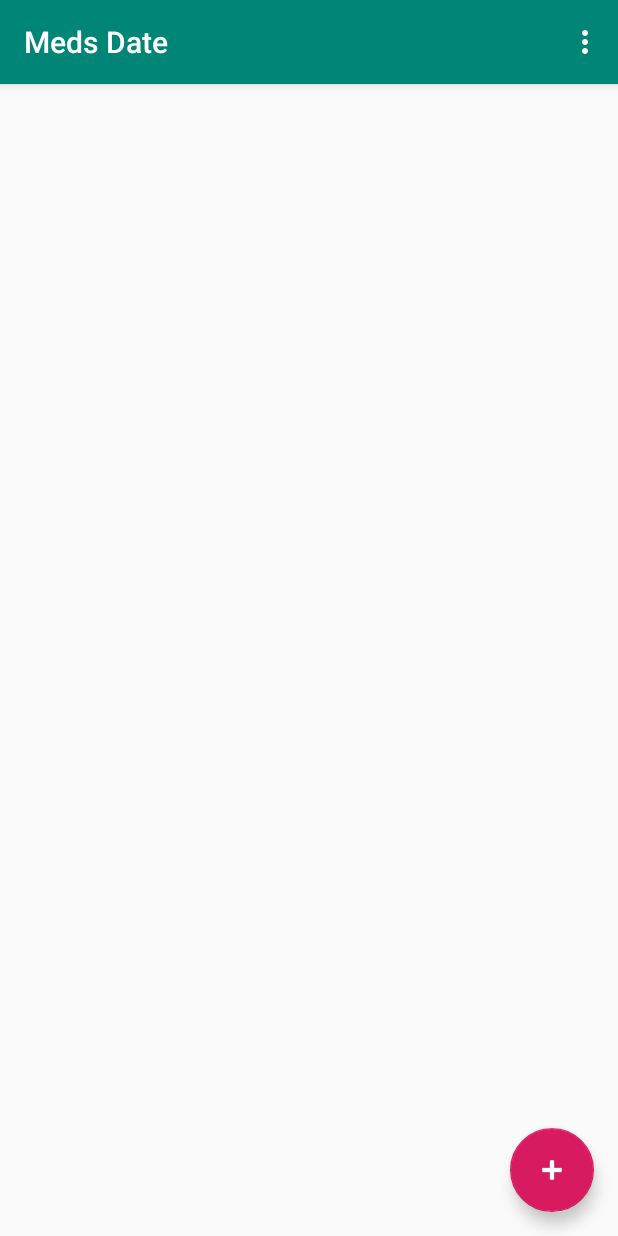
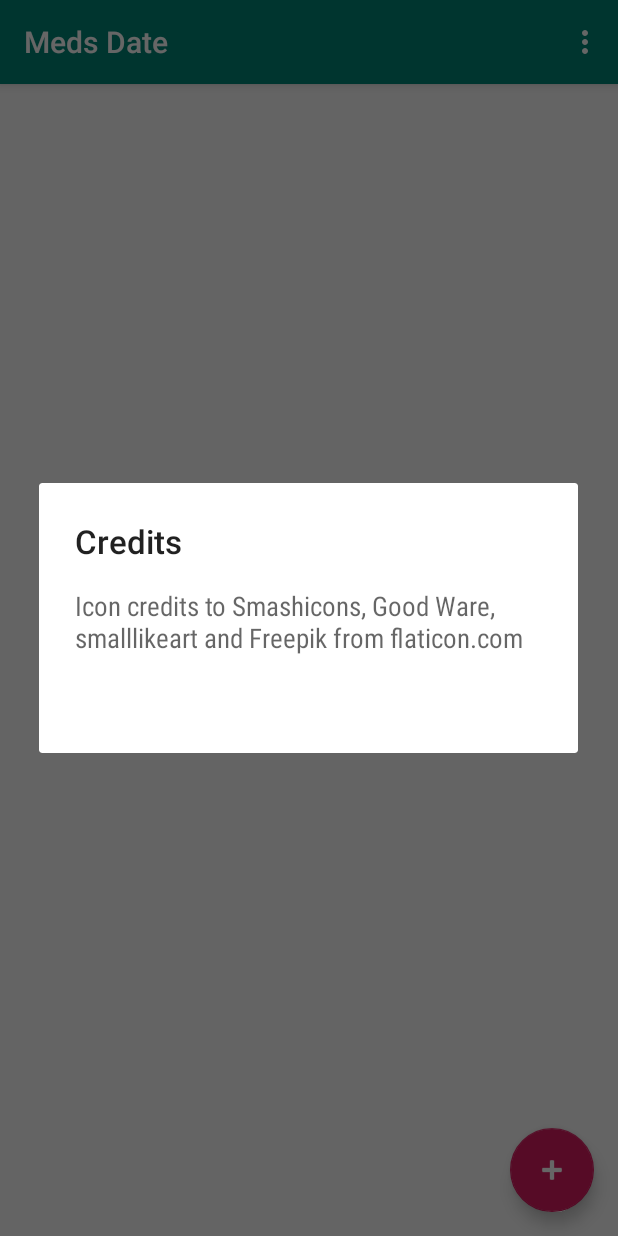
Before and after one commit to justodepp/MedsDate, an Android app: the screen it shows after launch (MainActivity), in the options menu, after a tap on "Credits", on a phone screen of 412 x 824 dp. Run offline under Robolectric (Android 15) with nearby library versions, the phone set to English and light mode, and no system bars; our stand-ins replace Room's generated code, Timber; libraries missing offline, so code that uses them is left out: android.arch.persistence, com.android.billingclient, com.facebook.stetho; pictures from the network do not load; 4 statements that could not run were skipped.

Commit message:
wip credits added billing/donate feature added license copyright

```diff
--- a/app/build.gradle
+++ b/app/build.gradle
@@ -41,6 +41,8 @@ dependencies {
     // Glide
     implementation 'com.github.bumptech.glide:glide:4.8.0'
     annotationProcessor 'com.github.bumptech.glide:compiler:4.8.0'
+    // Billing
+    implementation 'com.android.billingclient:billing:1.1'
     // Test
     implementation 'com.facebook.stetho:stetho:1.5.0'
     implementation 'com.jakewharton.timber:timber:4.7.1'
--- a/app/src/main/java/com/medsdate/MainActivity.java
+++ b/app/src/main/java/com/medsdate/MainActivity.java
@@ -17,29 +17,44 @@ import android.view.MenuInflater;
 import android.view.MenuItem;
 import android.view.View;
 
+import com.android.billingclient.api.SkuDetails;
+import com.medsdate.billing.BillingHandler;
 import com.medsdate.data.db.model.MedicineEntry;
 import com.medsdate.notification.Receiver;
+import com.medsdate.ui.dialogs.DialogCreditsFragment;
 import com.medsdate.ui.dialogs.DialogMedicineFragment;
 import com.medsdate.ui.main.MedsAdapter;
 import com.medsdate.ui.viewmodel.MedsViewModel;
 import com.medsdate.utils.ItemClickSupport;
 
+import java.util.ArrayList;
+import java.util.Arrays;
+import java.util.Collection;
+import java.util.Collections;
+import java.util.Comparator;
 import java.util.List;
 
 import timber.log.Timber;
 
 import static android.support.v7.widget.DividerItemDecoration.VERTICAL;
 
-public class MainActivity extends AppCompatActivity implements View.OnClickListener, DialogMedicineFragment.OnDialogMedicineListener {
+public class MainActivity extends AppCompatActivity implements View.OnClickListener, DialogMedicineFragment.OnDialogMedicineListener,
+    BillingHandler.BillingCallbacks{
 
     private MedsViewModel mViewModel;
 
     private MedsAdapter mAdapter;
 
+    private BillingHandler mBilling;
+    private static final List<String> SKU = Arrays.asList("donation.regular", "donation.large");
+    private boolean mHideSnackbar;
+
     @Override
     protected void onCreate(Bundle savedInstanceState) {
         super.onCreate(savedInstanceState);
         setContentView(R.layout.main_activity);
+
+        mBilling = new BillingHandler(this, this, SKU);
 
         findViewById(R.id.fab).setOnClickListener(this);
         mViewModel = ViewModelProviders.of(this).get(MedsViewModel.class);
@@ -162,9 +177,84 @@ public class MainActivity extends AppCompatActivity implements View.OnClickListe
         // Handle item selection
         switch (item.getItemId()) {
             case R.id.action_credits:
+                DialogCreditsFragment.newInstance()
+                        .show(getSupportFragmentManager(), "DialogCreditsFragment");
+                return true;
+            case R.id.action_donate:
+                showDonation();
                 return true;
             default:
                 return super.onOptionsItemSelected(item);
         }
     }
+
+    @Override
+    protected void onDestroy() {
+        mBilling.destroy();
+        super.onDestroy();
+    }
+
+    private void showDonation(){
+        android.support.v7.app.AlertDialog.Builder builder = new android.support.v7.app.AlertDialog.Builder(this)
+                .setTitle(R.string.donate_title)
+                .setMessage(R.string.donate_desc)
+                .setNeutralButton(android.R.string.cancel, null);
+
+        List<SkuDetails> skus = new ArrayList<>(getSkus());
+        Collections.sort(skus, new Comparator<SkuDetails>() {
+            @Override
+            public int compare(SkuDetails o1, SkuDetails o2) {
+                return Long.compare(o1.getPriceAmountMicros(), o2.getPriceAmountMicros());
+            }
+        });
+
+        for (int i = 0; i < skus.size() && i < 2; i++) {
+            final SkuDetails sku = skus.get(i);
+
+            String price = sku.getPrice();
+            DialogInterface.OnClickListener listener = new DialogInterface.OnClickListener() {
+                @Override
+                public void onClick(DialogInterface dialog, int which) {
+                    buy(sku);
+                }
+            };
+
+            if (i == 0) {
+                // Cheapest IAP
+                builder.setNegativeButton(price, listener);
+            } else {
+                // More expensive IAP
+                builder.setPositiveButton(price, listener);
+            }
+        }
+        builder.create().show();
+    }
+
+    private void buy(SkuDetails sku) {
+        mBilling.buy(sku);
+    }
+
+    private Collection<SkuDetails> getSkus() {
+        return mBilling.getSkus();
+    }
+
+    @Override
+    public void onStateChanged(boolean connected) {
+        Timber.w("onStateChanged " + connected);
+    }
+
+    @Override
+    public void onPurchased(SkuDetails sku, boolean isNew) {
+        Timber.w("onPurchased " + sku.getSku() + " " + isNew);
+        if (!isNew) {
+            if (mHideSnackbar) {
+                return;
+            } else {
+                mHideSnackbar = true;
+            }
+        }
+        Snackbar.make(findViewById(android.R.id.content),
+                isNew ? R.string.donate_new : R.string.donate_history,
+                Snackbar.LENGTH_LONG).show();
+    }
 }
--- /dev/null
+++ b/app/src/main/java/com/medsdate/billing/BillingHandler.java
@@ -0,0 +1,130 @@
+package com.medsdate.billing;
+
+import android.app.Activity;
+import android.support.annotation.Nullable;
+import android.util.Log;
+
+import com.android.billingclient.api.BillingClient;
+import com.android.billingclient.api.BillingClientStateListener;
+import com.android.billingclient.api.BillingFlowParams;
+import com.android.billingclient.api.ConsumeResponseListener;
+import com.android.billingclient.api.Purchase;
+import com.android.billingclient.api.PurchaseHistoryResponseListener;
+import com.android.billingclient.api.PurchasesUpdatedListener;
+import com.android.billingclient.api.SkuDetails;
+import com.android.billingclient.api.SkuDetailsParams;
+import com.android.billingclient.api.SkuDetailsResponseListener;
+
+import java.util.Collection;
+import java.util.HashMap;
+import java.util.List;
+import java.util.Map;
+
+public class BillingHandler {
+    private static final String TAG = "BillingHandler";
+
+    private final Activity mActivity;
+    private final BillingCallbacks mCb;
+    private final List<String> mSkuKeys;
+
+    private final BillingClient mBilling;
+    private final Map<String, SkuDetails> mSkus = new HashMap<>();
+
+    public BillingHandler(Activity activity, BillingCallbacks cb, List<String> skus) {
+        mActivity = activity;
+        mCb = cb;
+        mSkuKeys = skus;
+
+        Listener listener = new Listener();
+
+        mBilling = BillingClient.newBuilder(mActivity)
+                .setListener(listener)
+                .build();
+
+        mBilling.startConnection(listener);
+    }
+
+    public Collection<SkuDetails> getSkus() {
+        return mSkus.values();
+    }
+
+    public void buy(SkuDetails sku) {
+        int response = mBilling.launchBillingFlow(mActivity, BillingFlowParams.newBuilder()
+                .setSku(sku.getSku())
+                .setType(sku.getType())
+                .build());
+
+        Log.w(TAG, "buy " + response);
+    }
+
+    public void destroy() {
+        mBilling.endConnection();
+    }
+
+    public interface BillingCallbacks {
+        void onStateChanged(boolean connected);
+
+        void onPurchased(SkuDetails sku, boolean isNew);
+    }
+
+    private class Listener implements BillingClientStateListener, SkuDetailsResponseListener, PurchasesUpdatedListener, PurchaseHistoryResponseListener {
+        @Override
+        public void onBillingSetupFinished(int responseCode) {
+            Log.w(TAG, "onBillingSetupFinished " + responseCode);
+
+            mBilling.querySkuDetailsAsync(SkuDetailsParams.newBuilder()
+                    .setSkusList(mSkuKeys)
+                    .setType(BillingClient.SkuType.INAPP)
+                    .build(), this);
+        }
+
+        @Override
+        public void onSkuDetailsResponse(int responseCode, List<SkuDetails> skuDetailsList) {
+            Log.w(TAG, "onSkuDetailsResponse " + responseCode + " " + skuDetailsList.size());
+
+            mSkus.clear();
+            for (SkuDetails sku : skuDetailsList) {
+                mSkus.put(sku.getSku(), sku);
+            }
+
+            mCb.onStateChanged(true);
+            mBilling.queryPurchaseHistoryAsync(BillingClient.SkuType.INAPP, this);
+        }
+
+        @Override
+        public void onPurchaseHistoryResponse(int responseCode, List<Purchase> purchasesList) {
+            Log.w(TAG, "onPurchaseHistoryResponse " + responseCode);
+            if (purchasesList != null) {
+                for (Purchase purchase : purchasesList) {
+                    SkuDetails sku = mSkus.get(purchase.getSku());
+                    mCb.onPurchased(sku, false);
+                }
+            }
+        }
+
+        @Override
+        public void onPurchasesUpdated(int responseCode, @Nullable List<Purchase> purchases) {
+            Log.w(TAG, "onPurchaseUpdated " + responseCode);
+            if (purchases != null) {
+                for (Purchase purchase : purchases) {
+                    final SkuDetails sku = mSkus.get(purchase.getSku());
+                    mBilling.consumeAsync(purchase.getPurchaseToken(), new ConsumeResponseListener() {
+                        @Override
+                        public void onConsumeResponse(int responseCode, String purchaseToken) {
+                            Log.w(TAG, "consumePurchase " + responseCode);
+                            if (responseCode == BillingClient.BillingResponse.OK) {
+                                mCb.onPurchased(sku, true);
+                            }
+                        }
+                    });
+                }
+            }
+        }
+
+        @Override
+        public void onBillingServiceDisconnected() {
+            Log.w(TAG, "onBillingServiceDisconnected");
+            mCb.onStateChanged(false);
+        }
+    }
+}
--- /dev/null
+++ b/app/src/main/java/com/medsdate/ui/dialogs/DialogCreditsFragment.java
@@ -0,0 +1,71 @@
+package com.medsdate.ui.dialogs;
+
+import android.app.Dialog;
+import android.os.Bundle;
+import android.support.v4.app.DialogFragment;
+import android.support.v7.app.AlertDialog;
+import android.view.LayoutInflater;
+import android.view.View;
+import android.widget.TextView;
+
+import com.medsdate.R;
+
+public class DialogCreditsFragment extends DialogFragment {
+
+    private boolean cancelable;
+
+    private OnDialogCreditsListener listener;
+
+    private View dialogView;
+
+    public static DialogCreditsFragment newInstance() {
+        return newInstance(true, null);
+    }
+
+    public static DialogCreditsFragment newInstance(boolean cancelable, OnDialogCreditsListener listener) {
+        DialogCreditsFragment fragment = new DialogCreditsFragment();
+        Bundle args = new Bundle();
+        fragment.setArguments(args);
+
+        fragment.cancelable = cancelable;
+
+        if(listener != null) {
+            fragment.listener = listener;
+        }
+
+        return fragment;
+    }
+
+    @Override
+    public void onCreate(Bundle savedInstanceState) {
+        super.onCreate(savedInstanceState);
+        if (getArguments() != null) {
+        }
+    }
+
+    @Override
+    public Dialog onCreateDialog(Bundle savedInstanceState) {
+        // Use the Builder class for convenient dialog construction
+        this.setCancelable(cancelable);
+        AlertDialog.Builder builder = new AlertDialog.Builder(getActivity());
+
+        LayoutInflater inflater = getActivity().getLayoutInflater();
+        dialogView = inflater.inflate(R.layout.dialog_credits, null);
+
+        // Create the AlertDialog object and return it
+        builder.setView(dialogView);
+        Dialog dialog = builder.create();
+
+        TextView title = dialogView.findViewById(R.id.title_credits_text);
+        title.setText(R.string.title_credits_text);
+        TextView message = dialogView.findViewById(R.id.msg_credits_text);
+        message.setText(getString(R.string.msg_credits_text));
+
+        dialog.setCanceledOnTouchOutside(cancelable);
+
+        return builder.create();
+    }
+
+    public interface OnDialogCreditsListener {
+    }
+}
--- /dev/null
+++ b/app/src/main/res/layout/dialog_credits.xml
@@ -0,0 +1,42 @@
+<?xml version="1.0" encoding="utf-8"?>
+<android.support.constraint.ConstraintLayout xmlns:android="http://schemas.android.com/apk/res/android"
+    xmlns:app="http://schemas.android.com/apk/res-auto"
+    xmlns:tools="http://schemas.android.com/tools"
+    android:layout_width="match_parent"
+    android:layout_height="wrap_content"
+    android:minHeight="180dp"
+    android:layout_marginStart="@dimen/general_margin_16dp"
+    android:layout_marginEnd="@dimen/general_margin_16dp"
+    android:padding="@dimen/general_padding_16dp"
+    android:background="@drawable/white_angular_shape"
+    android:layout_gravity="center">
+
+    <TextView
+        android:id="@+id/title_credits_text"
+        android:layout_width="0dp"
+        android:layout_height="wrap_content"
+        android:layout_marginTop="@dimen/general_margin_8dp"
+        android:paddingStart="@dimen/general_padding_8dp"
+        android:paddingEnd="@dimen/general_padding_8dp"
+        app:layout_constraintEnd_toEndOf="parent"
+        app:layout_constraintStart_toStartOf="parent"
+        app:layout_constraintTop_toTopOf="parent"
+        android:fontFamily="sans-serif-medium"
+        android:textAppearance="?android:textAppearanceLarge"
+        tools:text="@string/title_credits_text" />
+
+    <TextView
+        android:id="@+id/msg_credits_text"
+        android:layout_width="0dp"
+        android:layout_height="wrap_content"
+        android:layout_marginTop="@dimen/general_margin_16dp"
+        android:paddingStart="@dimen/general_padding_8dp"
+        android:paddingEnd="@dimen/general_padding_8dp"
+        app:layout_constraintEnd_toEndOf="parent"
+        app:layout_constraintStart_toStartOf="parent"
+        app:layout_constraintTop_toBottomOf="@+id/title_credits_text"
+        android:fontFamily="sans-serif-condensed"
+        android:textAppearance="?android:textAppearanceMedium"
+        tools:text="@string/msg_credits_text" />
+
+</android.support.constraint.ConstraintLayout>
--- a/app/src/main/res/menu/menu.xml
+++ b/app/src/main/res/menu/menu.xml
@@ -6,4 +6,9 @@
         app:showAsAction="never"
         android:title="@string/menu_credits">
     </item>
+    <item
+        android:id="@+id/action_donate"
+        app:showAsAction="never"
+        android:title="@string/menu_donate">
+    </item>
 </menu>
--- a/app/src/main/res/values/strings.xml
+++ b/app/src/main/res/values/strings.xml
@@ -6,9 +6,14 @@
 
     <!-- Menu -->
     <string name="menu_credits">Credits</string>
+    <string name="menu_donate">Donate</string>
 
     <!-- Message -->
     <string name="error_insert_update">Completa i campi</string>
+
+    <!-- Credits -->
+    <string name="title_credits_text">Credits</string>
+    <string name="msg_credits_text">Icon credits to Smashicons, Good Ware, smalllikeart and Freepik from flaticon.com</string>
 
     <!-- Push -->
     <string name="notification_title">Attention!</string>
@@ -20,4 +25,11 @@
     <string name="text_med_updated">Medicine updated!</string>
     <string name="text_alarm_set">Alarm is set!</string>
     <string name="text_alarm_unset">Alarm is unset!</string>
+
+    <!-- Support Me -->
+    <string name="donate_title">Support me</string>
+    <string name="donate_desc">Here you can send me a donation if you want to.</string>
+    <string name="donate_new">Thank you for your support! &lt;3</string>
+    <string name="donate_history">Thank you for your support!</string>
+
 </resources>
```
